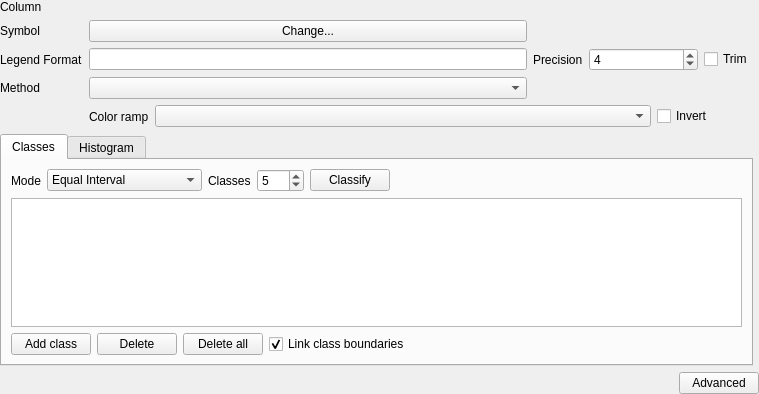
carsmie/QGIS, file src/ui/qgsgraduatedsymbolrendererv2widget.ui: the form before one commit.
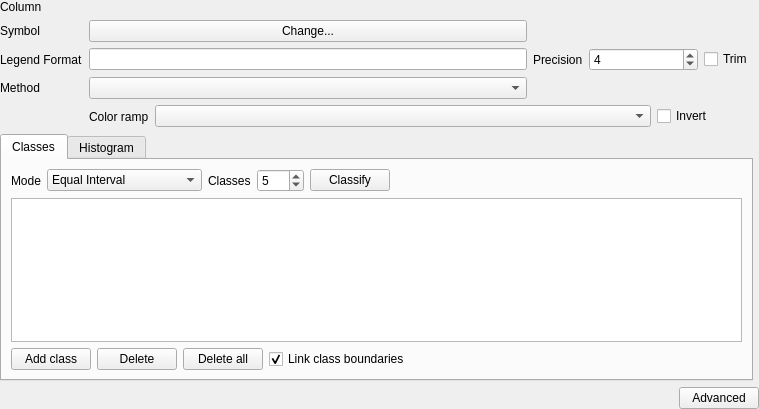
The form after the commit. Custom widgets are drawn as their Qt base class.

Commit message: add tooltip to graduated method (color or size)

```diff
--- a/src/ui/qgsgraduatedsymbolrendererv2widget.ui
+++ b/src/ui/qgsgraduatedsymbolrendererv2widget.ui
@@ -7,7 +7,7 @@
     <x>0</x>
     <y>0</y>
     <width>759</width>
-    <height>394</height>
+    <height>409</height>
    </rect>
   </property>
   <layout class="QGridLayout" name="gridLayout" rowstretch="0,1,0">
```
Left out of the diff: 39 changed lines with no effect on the pictures.
